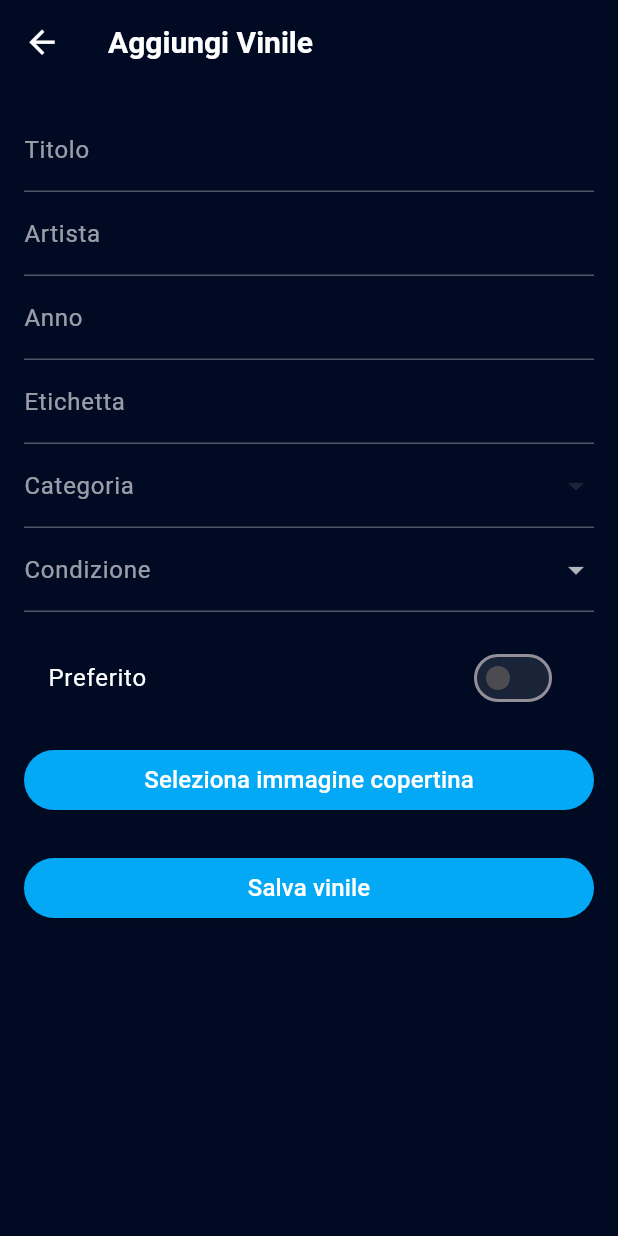
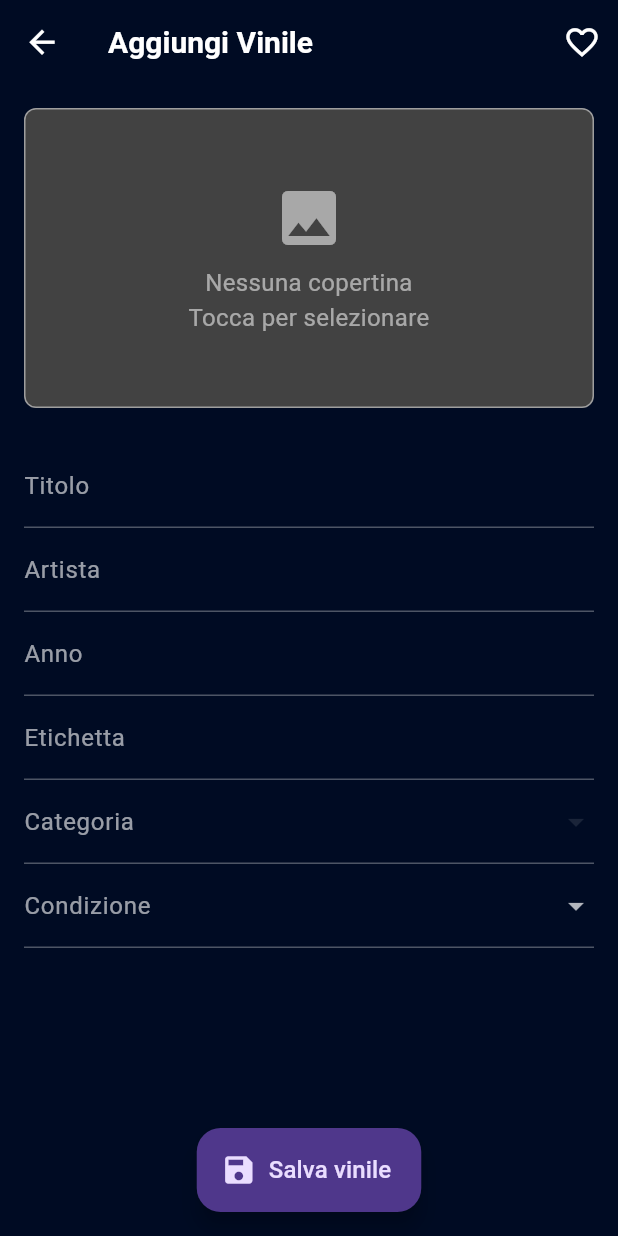
Before and after one commit to Gabbo-Unisa/ProgettoMobile, a Flutter app: the SchermataAggiuntaVinile screen opened directly, on a phone screen of 412 x 824 dp. Run offline on Flutter 3.47's test engine with Material 3 defaults, Android fonts, the phone set to English and light mode, and no system bars; our stand-ins replace image_picker, material_design_icons_flutter, sqflite; accounts and stored records are empty.

Commit message:
Aggiungi vinile v1

```diff
--- a/lib/screens/form_vinile.dart
+++ b/lib/screens/form_vinile.dart
@@ -129,6 +129,15 @@ class _SchermataFormState extends State<SchermataAggiuntaVinile> {
     return Scaffold(
       appBar: AppBar(
         title: Text(widget.isEditing ? 'Modifica Vinile' : 'Aggiungi Vinile'),
+        actions: [
+          IconButton(
+            icon: Icon(
+              preferito ? Icons.favorite : Icons.favorite_border,
+              color: preferito ? Colors.red : Colors.white,
+            ),
+            onPressed: () => setState(() => preferito = !preferito),
+          ),
+        ],
       ),
       body: SingleChildScrollView(
         padding: const EdgeInsets.all(16),
@@ -137,6 +146,50 @@ class _SchermataFormState extends State<SchermataAggiuntaVinile> {
           child: Column(
             crossAxisAlignment: CrossAxisAlignment.stretch,
             children: [
+              // Copertina
+              GestureDetector(
+                onTap: _scegliImmagine,
+                child: Container(
+                  height: 200,
+                  decoration: BoxDecoration(
+                    color: Colors.grey[800],
+                    borderRadius: BorderRadius.circular(8),
+                    border: Border.all(color: Colors.grey),
+                  ),
+                  child:
+                      copertina != null
+                          ? ClipRRect(
+                            borderRadius: BorderRadius.circular(8),
+                            child: Image.file(
+                              copertina!,
+                              fit: BoxFit.contain,
+                              width: double.infinity,
+                              alignment: Alignment.center,
+                            ),
+                          )
+                          : Column(
+                            mainAxisAlignment: MainAxisAlignment.center,
+                            children: const [
+                              Icon(
+                                Icons.image,
+                                size: 48,
+                                color: Colors.white54,
+                              ),
+                              SizedBox(height: 8),
+                              Text(
+                                'Nessuna copertina\nTocca per selezionare',
+                                textAlign: TextAlign.center,
+                                style: TextStyle(
+                                  color: Colors.white54,
+                                  fontSize: 16,
+                                ),
+                              ),
+                            ],
+                          ),
+                ),
+              ),
+              const SizedBox(height: 24),
+
               // Titolo
               TextFormField(
                 initialValue: titolo,
@@ -238,53 +291,17 @@ class _SchermataFormState extends State<SchermataAggiuntaVinile> {
                 ),
               ),
 
-              const SizedBox(height: 16),
-
-              // Preferito
-              SwitchListTile(
-                title: Text(
-                  'Preferito',
-                  style: Theme.of(context).textTheme.bodyLarge,
-                ),
-                value: preferito,
-                onChanged: (val) => setState(() => preferito = val),
-              ),
-
-              const SizedBox(height: 16),
-
-              // Immagine copertina
-              ElevatedButton(
-                onPressed: _scegliImmagine,
-                style: ElevatedButton.styleFrom(
-                  backgroundColor: Colors.lightBlue,
-                ),
-                child: const Text(
-                  'Seleziona immagine copertina',
-                  style: TextStyle(color: Colors.white),
-                ),
-              ),
-              if (copertina != null)
-                Padding(
-                  padding: const EdgeInsets.only(top: 12),
-                  child: Image.file(copertina!, height: 150),
-                ),
-
-              const SizedBox(height: 24),
-
-              ElevatedButton(
-                onPressed: _salvaVinile,
-                style: ElevatedButton.styleFrom(
-                  backgroundColor: Colors.lightBlue,
-                ),
-                child: const Text(
-                  'Salva vinile',
-                  style: TextStyle(color: Colors.white),
-                ),
-              ),
+              const SizedBox(height: 100),
             ],
           ),
         ),
       ),
+      floatingActionButton: FloatingActionButton.extended(
+        onPressed: _salvaVinile,
+        icon: const Icon(Icons.save),
+        label: const Text('Salva vinile'),
+      ),
+      floatingActionButtonLocation: FloatingActionButtonLocation.centerFloat,
     );
   }
 }
```
